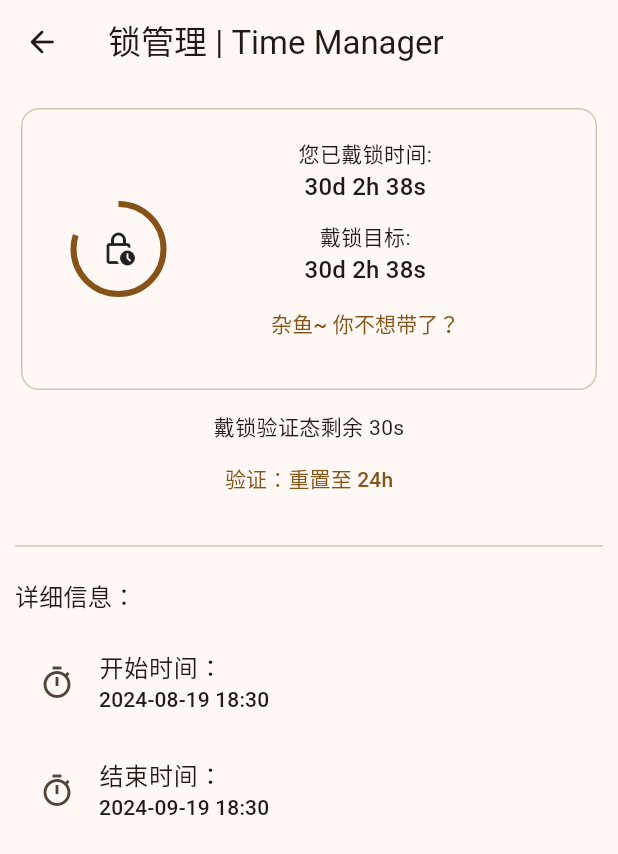
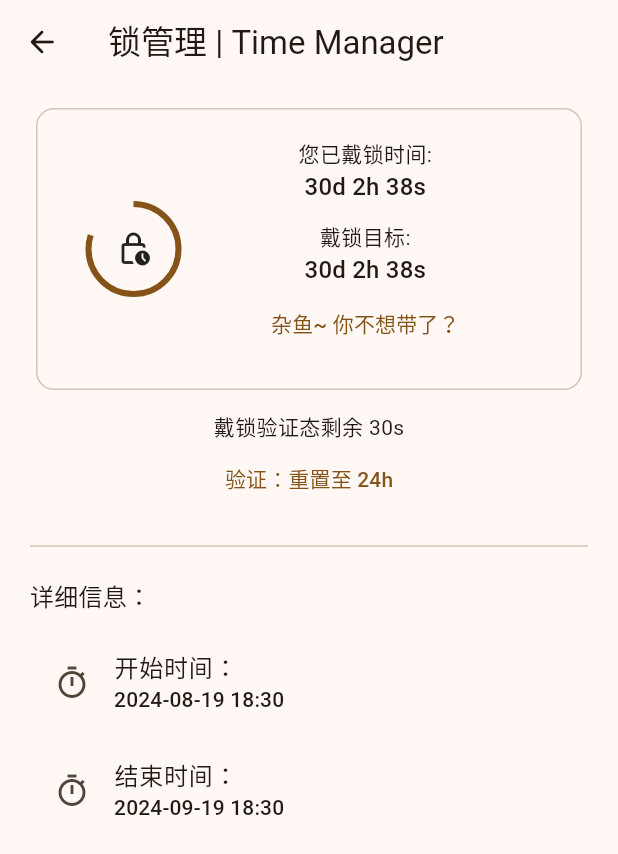
Before and after one commit to nimeinimei/flutter-app, a Flutter app: the tTimeManagerPage screen opened directly, on a phone screen of 412 x 824 dp. Shown: the top 854 px of the screen. Run offline on Flutter 3.47's test engine with Material 3 defaults, Android fonts, the light colour scheme and no system bars; missing offline and left inert: dart:ffi.

Commit message:
[Performance] 优化了时间管理页的布局

```diff
--- a/lib/pages/timemanagerpage.dart
+++ b/lib/pages/timemanagerpage.dart
@@ -18,7 +18,7 @@ class _tTimeManagerPage extends State<tTimeManagerPage> {
         ),
       ),
       body: Padding(
-        padding: const EdgeInsets.fromLTRB(10, 2, 10, 2),
+        padding: const EdgeInsets.fromLTRB(20, 2, 20, 2),
         child: Center(
           child: Expanded(
             child: Column(
```
